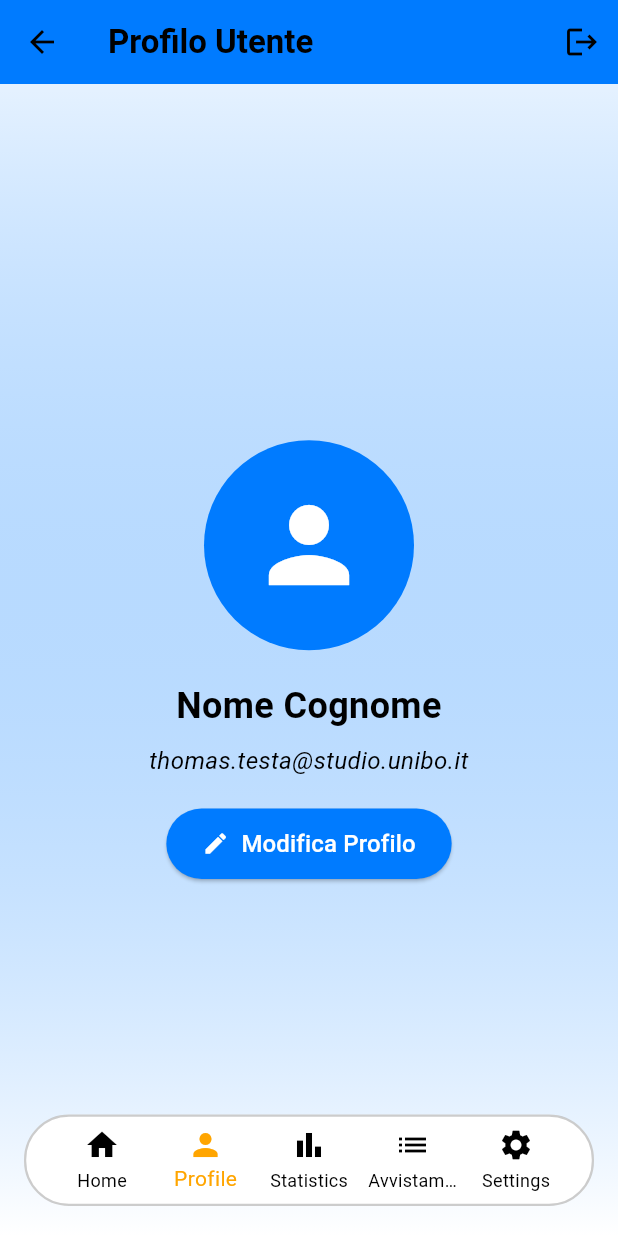
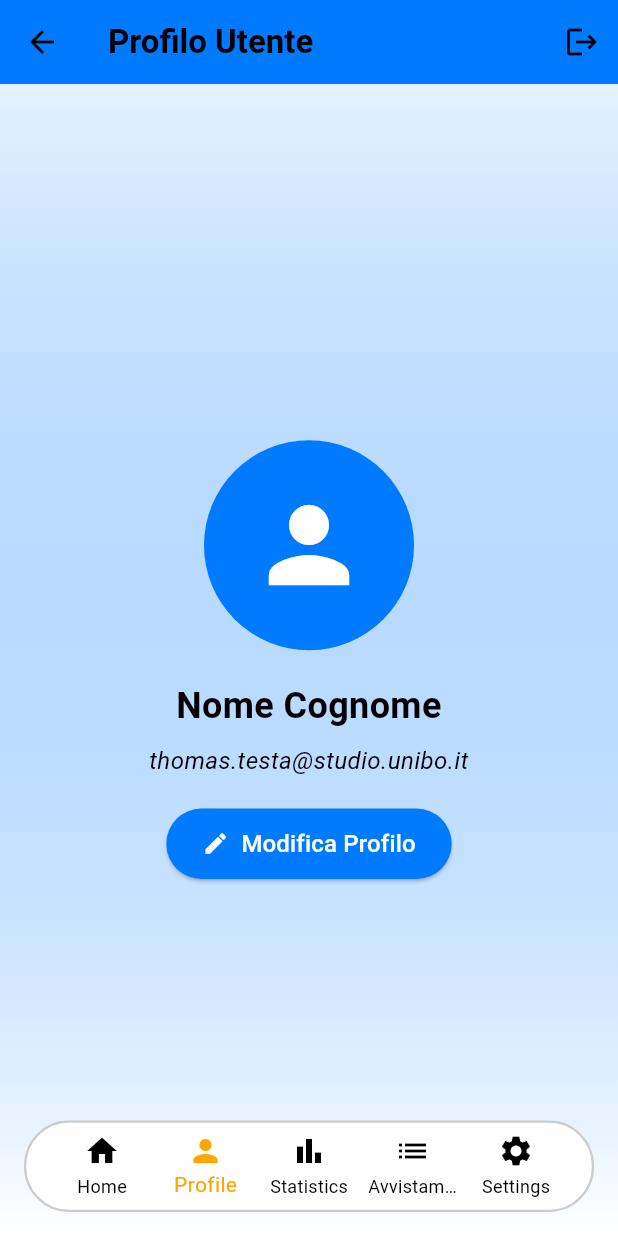
Before and after one commit to ThomasTesta/Tesi, a Flutter app: the MainScreen screen opened by its route, item 2 of the bottom bar chosen, on a phone screen of 412 x 824 dp. Run offline on Flutter 3.47's test engine with Material 3 defaults, Android fonts, the phone set to English and light mode, and no system bars; our stand-ins replace connectivity_plus, fl_chart, flutter_map, geolocator, image_picker, latlong2 and 2 more; accounts and stored records are empty; network calls fail.

Commit message:
Update Bar

```diff
--- a/lib/main.dart
+++ b/lib/main.dart
@@ -6,7 +6,6 @@ import 'package:seawatch/screens/authentication/RegistrationScreen.dart';
 import 'package:seawatch/screens/settingScreens/SettingsScreen.dart';
 import 'package:seawatch/services/AuthServiceGeneral/AuthService.dart';
 import 'package:seawatch/services/ManagementTheme/ThemeProvider.dart';
-
 
 void main() async {
   WidgetsFlutterBinding.ensureInitialized();
@@ -70,13 +69,6 @@ l'avvistamento può avere più immagini, massimo 5, e vanno caricate ad una ad u
 la password nuova è criptata con la stessa key precdente
 */
 
-/*
-Cosde da fare ancora : sono la gestioen del cambio password, nome e cognome
-gestioen dell'immagine
-gestione oglgine del dispositivo
-*/
 
 
-//aggiungere sfumatura card homepage
-
 //paassword (provathom) ciaothom
--- a/lib/screens/MainScreen.dart
+++ b/lib/screens/MainScreen.dart
@@ -1,11 +1,10 @@
+import 'dart:io'; // Per Platform.isIOS
 import 'package:flutter/material.dart';
-import 'package:provider/provider.dart';
 import 'package:seawatch/screens/HomepageScreen.dart';
 import 'package:seawatch/screens/ProfileScreen.dart';
 import 'package:seawatch/screens/StatisticsScreen.dart';
 import 'package:seawatch/screens/avvistamenti/AvvistamentiScreen.dart';
 import 'package:seawatch/screens/settingScreens/SettingsScreen.dart';
-
 
 class MainScreen extends StatefulWidget {
   const MainScreen({Key? key}) : super(key: key);
@@ -19,10 +18,12 @@ class _MainScreenState extends State<MainScreen> {
 
   final List<Widget> _screens = [
     HomepageScreen(),
-    ProfileScreen(email: 'thomas.testa@studio.unibo.it',),
+    ProfileScreen(
+      email: 'thomas.testa@studio.unibo.it',
+    ),
     StatisticsScreen(),
     AvvistamentiScreen(),
-    const SettingsScreen(), // Impostazioni per il tema
+    const SettingsScreen(),
   ];
 
   void _onTabTapped(int index) {
@@ -33,36 +34,37 @@ class _MainScreenState extends State<MainScreen> {
 
   @override
   Widget build(BuildContext context) {
-    // Recupera il tema corrente
     final theme = Theme.of(context);
 
-    return Scaffold(
+    return SafeArea( // Protegge da notch e bordi su iOS
+      child: Scaffold(
         body: Stack(
           children: [
-          // Schermata principale dinamica
             _screens[_currentIndex],
-
-          // Tab bar circolare posizionata sopra la mappa
-          Positioned(
-            bottom: 20.0,
+            Align(
+              alignment: Alignment.bottomCenter,
+              child: Padding(
+                padding: EdgeInsets.only(
+                  bottom: Platform.isIOS ? 20.0 : 16.0, // più spazio su iOS
                   left: 16.0,
                   right: 16.0,
+                ),
                 child: Container(
                   padding: const EdgeInsets.symmetric(horizontal: 16.0),
                   decoration: BoxDecoration(
-                color: theme.bottomAppBarTheme.color, // Sfondo dinamico
-                borderRadius: BorderRadius.circular(30.0), // Forma circolare
+                    color: theme.bottomAppBarTheme.color,
+                    borderRadius: BorderRadius.circular(30.0),
                     border: Border.all(
                       color: theme.colorScheme.onSurface.withOpacity(0.2),
                       width: 1.5,
-                ), // Bordo dinamico
+                    ),
                   ),
                   child: BottomNavigationBar(
                     type: BottomNavigationBarType.fixed,
-                backgroundColor: Colors.transparent, // Sfondo trasparente
-                elevation: 0, // Nessuna ombra
-                selectedItemColor: theme.colorScheme.secondary, // Colore per icona selezionata
-                unselectedItemColor: theme.colorScheme.onSurface, // Colore per icona non selezionata
+                    backgroundColor: Colors.transparent,
+                    elevation: 0,
+                    selectedItemColor: theme.colorScheme.secondary,
+                    unselectedItemColor: theme.colorScheme.onSurface,
                     currentIndex: _currentIndex,
                     onTap: _onTabTapped,
                     items: const [
@@ -90,7 +92,9 @@ class _MainScreenState extends State<MainScreen> {
                   ),
                 ),
               ),
+            ),
           ],
+        ),
       ),
     );
   }
```
Lines whose indentation alone changed are shown as unchanged.
